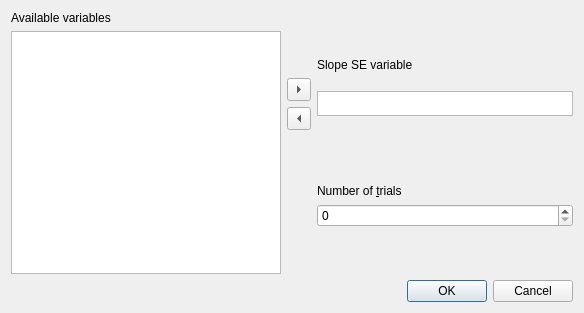
This is cogstat/ui/compare_groups_single_case_slope.ui in cogstat/cogstat as Qt 5 draws it before an edit. The edited form follows.
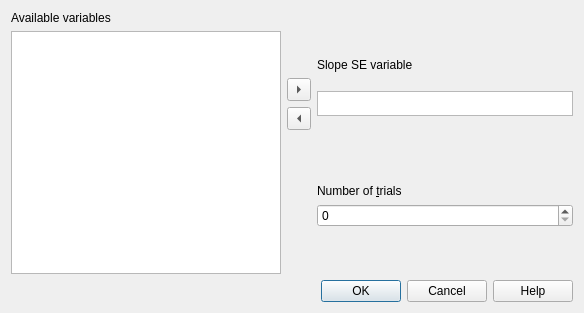
This is the edited form.

Commit message: Add Help buttons to dialogs

Patch:
```diff
--- a/cogstat/ui/compare_groups_single_case_slope.ui
+++ b/cogstat/ui/compare_groups_single_case_slope.ui
@@ -139,13 +139,13 @@
      </item>
     </layout>
    </item>
-   <item row="1" column="1">
+   <item row="1" column="0" colspan="2">
     <widget class="QDialogButtonBox" name="buttonBox">
      <property name="orientation">
       <enum>Qt::Horizontal</enum>
      </property>
      <property name="standardButtons">
-      <set>QDialogButtonBox::Cancel|QDialogButtonBox::Ok</set>
+      <set>QDialogButtonBox::Cancel|QDialogButtonBox::Help|QDialogButtonBox::Ok</set>
      </property>
      <property name="centerButtons">
       <bool>false</bool>
```
The commit also changes 40 other files.
